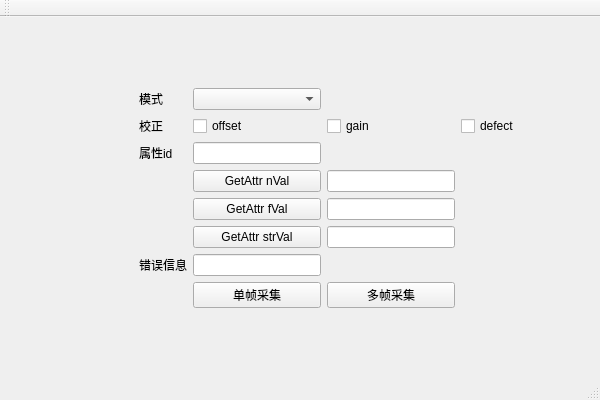
Before: the Qt Designer form IRayDetectorWidgetsApplication/IRayDetectorWidgetsApplication.ui in wangyunfu1996/IRayDetector, drawn with Qt 5.
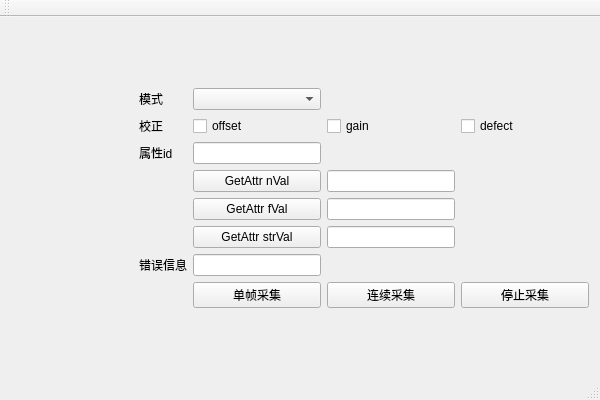
After: the same form once the commit is applied.

Commit message: 连续采集

The edit to the form file:
```diff
--- a/IRayDetectorWidgetsApplication/IRayDetectorWidgetsApplication.ui
+++ b/IRayDetectorWidgetsApplication/IRayDetectorWidgetsApplication.ui
@@ -165,7 +165,14 @@
     <item row="8" column="4">
      <widget class="QPushButton" name="pushButton_2">
       <property name="text">
-       <string>多帧采集</string>
+       <string>连续采集</string>
+      </property>
+     </widget>
+    </item>
+    <item row="8" column="5">
+     <widget class="QPushButton" name="pushButton_StopAcq">
+      <property name="text">
+       <string>停止采集</string>
       </property>
      </widget>
     </item>
```
Left out of the diff: 2 changed lines with no effect on the pictures. The commit also changes 3 other files.
